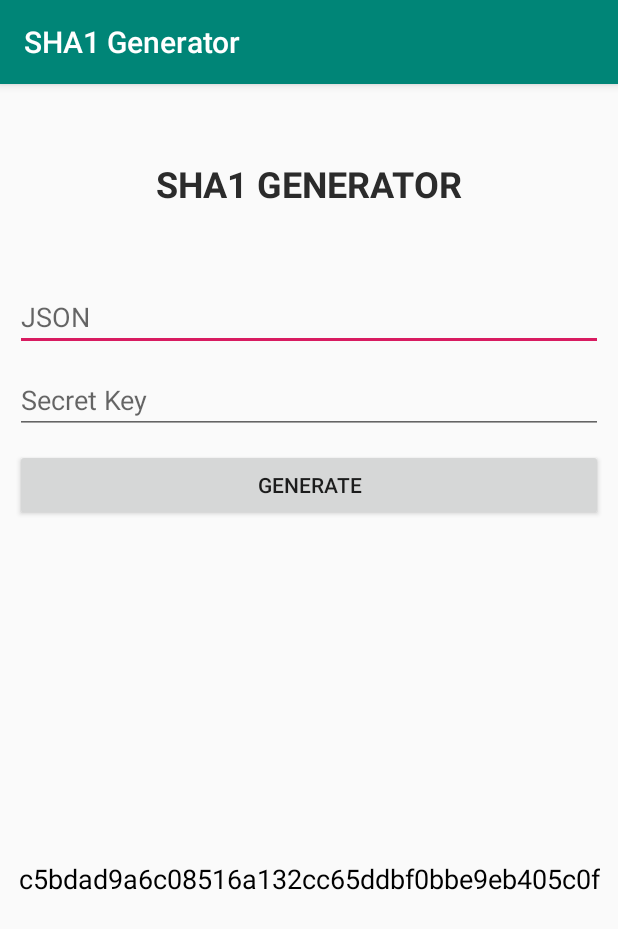
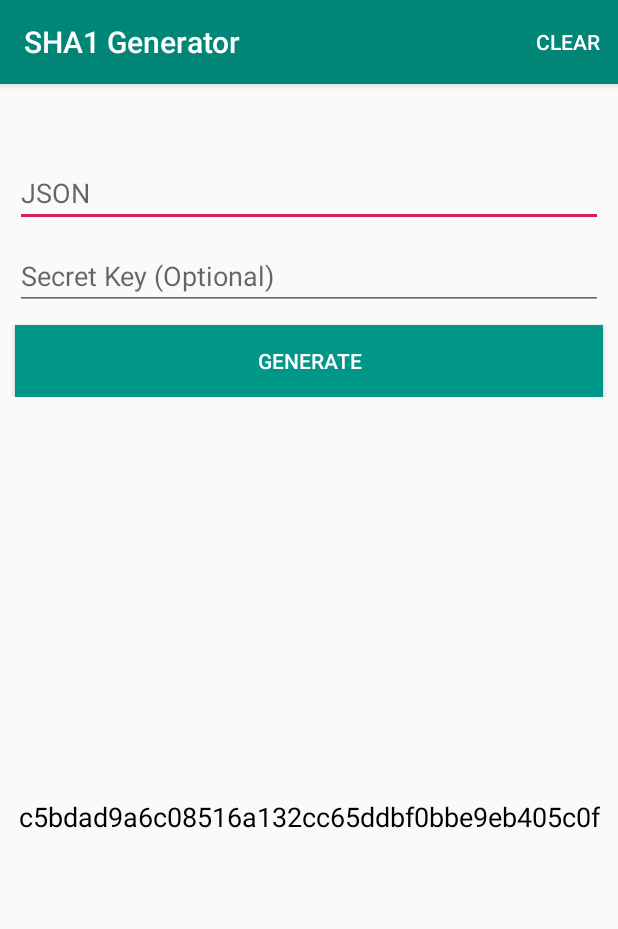
Before and after one commit to YeLinhAung/SHA1-Generator, an Android app: the screen it shows after launch (MainActivity), after a tap on "GENERATE", on a phone screen of 412 x 824 dp. Shown: the top 929 px of the screen. Run offline under Robolectric (Android 15) with nearby library versions, the phone set to English and light mode, and no system bars.

Commit message:
generator fully finished

```diff
--- a/app/src/main/java/com/example/sha1generator/MainActivity.kt
+++ b/app/src/main/java/com/example/sha1generator/MainActivity.kt
@@ -1,7 +1,10 @@
 package com.example.sha1generator
 
 import android.os.Bundle
+import android.view.Menu
+import android.view.MenuItem
 import android.view.WindowManager
+import android.widget.Toast
 import androidx.appcompat.app.AppCompatActivity
 import com.google.gson.GsonBuilder
 import kotlinx.android.synthetic.main.activity_main.*
@@ -25,32 +28,63 @@ class MainActivity : AppCompatActivity() {
 
     }
 
+    override fun onCreateOptionsMenu(menu: Menu?): Boolean {
+        val inflater = menuInflater
+        inflater.inflate(R.menu.menu, menu)
+        return true
+    }
+
+    override fun onOptionsItemSelected(item: MenuItem): Boolean {
+
+        when (item.itemId) {
+            R.id.clearMenu -> clearTexts()
+        }
+        return true
+    }
+
     private fun setUpUI(){
         window.setSoftInputMode(WindowManager.LayoutParams.SOFT_INPUT_ADJUST_PAN)
         window.setSoftInputMode(WindowManager.LayoutParams.SOFT_INPUT_STATE_ALWAYS_HIDDEN)
     }
 
     private fun catchEvent(){
-        btnGenerate.setOnClickListener { generateSign() }
+
+        btnGenerate.setOnClickListener {
+            tvSign.text = "Sign"
+            generateSign()
+        }
+
     }
 
     private fun generateSign(){
 
-        val jsonStr = getJsonFromObject(PaymentChannelRequest())
+        var jsonStr: String = if (edtJsonString.text.isNotBlank()){
+            edtJsonString.text.toString()
+        } else{
+            getJsonFromObject(PaymentChannelRequest()).also {
+                Toast.makeText(this, "Generated by default object", Toast.LENGTH_LONG).show()
+            }
+        }
+
+        try {
             val queryStr = getQueryString(jsonStr)
 
+            var secretKey = edtSecretKey.text.toString()
+            if (secretKey.isNullOrBlank()) secretKey = staticSecretKey
+
             val mac = Mac.getInstance("HmacSHA1")
-        val secret = SecretKeySpec(staticSecretKey.toByteArray(), mac.algorithm)
+            val secret = SecretKeySpec(secretKey.toByteArray(), mac.algorithm)
             mac.init(secret)
             val bytes = mac.doFinal(queryStr.toByteArray())
             val sign = bytesToHex(bytes)
 
             showSign(sign.toString())
-
+        }
+        catch (e: Exception){
+            Toast.makeText(this, e.localizedMessage, Toast.LENGTH_LONG).show()
+            edtJsonString.text.clear()
         }
 
-    private fun showSign(sign: String) {
-        tvSign.text = sign
     }
 
     private fun bytesToHex(hashInBytes: ByteArray): String? {
@@ -89,4 +123,15 @@ class MainActivity : AppCompatActivity() {
         return sb.toString()
     }
 
+    private fun showSign(sign: String) {
+        tvSign.text = sign
     }
+
+    private fun clearTexts(){
+        edtJsonString.text.clear()
+        edtSecretKey.text.clear()
+        tvSign.text = "Sign"
+        Toast.makeText(this, "Texts cleared", Toast.LENGTH_LONG).show()
+    }
+
+}
--- a/app/src/main/res/layout/activity_main.xml
+++ b/app/src/main/res/layout/activity_main.xml
@@ -1,25 +1,20 @@
 <?xml version="1.0" encoding="utf-8"?>
-<androidx.constraintlayout.widget.ConstraintLayout xmlns:android="http://schemas.android.com/apk/res/android"
+<androidx.constraintlayout.widget.ConstraintLayout
+    xmlns:android="http://schemas.android.com/apk/res/android"
     xmlns:app="http://schemas.android.com/apk/res-auto"
     xmlns:tools="http://schemas.android.com/tools"
     android:layout_width="match_parent"
     android:layout_height="match_parent"
     tools:context=".MainActivity">
 
-    <TextView
-        android:id="@+id/textView"
-        android:layout_width="wrap_content"
+    <androidx.constraintlayout.widget.ConstraintLayout
+        android:id="@+id/constraintLayout"
+        android:layout_width="match_parent"
         android:layout_height="wrap_content"
-        android:layout_marginLeft="10dp"
         android:layout_marginTop="50dp"
-        android:layout_marginRight="10dp"
-        android:text="SHA1 GENERATOR"
-        android:textColor="#2B2B2B"
-        android:textSize="24sp"
-        android:textStyle="bold"
         app:layout_constraintLeft_toLeftOf="parent"
         app:layout_constraintRight_toRightOf="parent"
-        app:layout_constraintTop_toTopOf="parent" />
+        app:layout_constraintTop_toTopOf="parent">
 
         <EditText
             android:id="@+id/edtJsonString"
@@ -28,15 +23,15 @@
             android:layout_height="wrap_content"
             android:layout_marginStart="10dp"
             android:layout_marginLeft="10dp"
-        android:layout_marginTop="50dp"
             android:layout_marginEnd="10dp"
             android:layout_marginRight="10dp"
             android:ems="10"
             android:hint="JSON"
-        android:inputType="textPersonName"
+            android:inputType="textMultiLine|text"
+            android:singleLine="false"
             app:layout_constraintEnd_toEndOf="parent"
             app:layout_constraintStart_toStartOf="parent"
-        app:layout_constraintTop_toBottomOf="@+id/textView" />
+            app:layout_constraintTop_toTopOf="parent" />
 
         <EditText
             android:id="@+id/edtSecretKey"
@@ -48,8 +43,8 @@
             android:layout_marginEnd="10dp"
             android:layout_marginRight="10dp"
             android:ems="10"
-        android:hint="Secret Key"
-        android:inputType="textPersonName"
+            android:hint="Secret Key (Optional)"
+            android:inputType="text"
             app:layout_constraintEnd_toEndOf="parent"
             app:layout_constraintStart_toStartOf="parent"
             app:layout_constraintTop_toBottomOf="@+id/edtJsonString" />
@@ -63,19 +58,23 @@
             android:layout_marginTop="10dp"
             android:layout_marginEnd="10dp"
             android:layout_marginRight="10dp"
+            android:background="#009688"
             android:text="Generate"
+            android:textColor="#FFFFFF"
             app:layout_constraintEnd_toEndOf="parent"
             app:layout_constraintStart_toStartOf="parent"
             app:layout_constraintTop_toBottomOf="@+id/edtSecretKey" />
+
+    </androidx.constraintlayout.widget.ConstraintLayout>
 
     <TextView
         android:id="@+id/tvSign"
         android:layout_width="wrap_content"
         android:layout_height="wrap_content"
-        android:layout_marginStart="10dp"
-        android:layout_marginLeft="10dp"
-        android:layout_marginEnd="10dp"
-        android:layout_marginRight="10dp"
+        android:layout_marginStart="50dp"
+        android:layout_marginLeft="50dp"
+        android:layout_marginEnd="50dp"
+        android:layout_marginRight="50dp"
         android:text="Sign"
         android:textColor="#000000"
         android:textIsSelectable="true"
@@ -83,6 +82,6 @@
         app:layout_constraintBottom_toBottomOf="parent"
         app:layout_constraintEnd_toEndOf="parent"
         app:layout_constraintStart_toStartOf="parent"
-        app:layout_constraintTop_toBottomOf="@+id/btnGenerate" />
+        app:layout_constraintTop_toBottomOf="@+id/constraintLayout" />
 
 </androidx.constraintlayout.widget.ConstraintLayout>
--- /dev/null
+++ b/app/src/main/res/menu/menu.xml
@@ -0,0 +1,9 @@
+<?xml version="1.0" encoding="utf-8"?>
+<menu xmlns:android="http://schemas.android.com/apk/res/android"
+    xmlns:app="http://schemas.android.com/apk/res-auto">
+
+    <item android:id="@+id/clearMenu"
+        android:title="CLEAR"
+        app:showAsAction="always"/>
+
+</menu>
--- a/app/src/main/res/mipmap-anydpi-v26/ic_launcher.xml
+++ b/app/src/main/res/mipmap-anydpi-v26/ic_launcher.xml
@@ -1,5 +1,5 @@
 <?xml version="1.0" encoding="utf-8"?>
 <adaptive-icon xmlns:android="http://schemas.android.com/apk/res/android">
-    <background android:drawable="@drawable/ic_launcher_background" />
-    <foreground android:drawable="@drawable/ic_launcher_foreground" />
+    <background android:drawable="@color/ic_launcher_background"/>
+    <foreground android:drawable="@drawable/ic_launcher_foreground"/>
 </adaptive-icon>
--- a/app/src/main/res/mipmap-anydpi-v26/ic_launcher_round.xml
+++ b/app/src/main/res/mipmap-anydpi-v26/ic_launcher_round.xml
@@ -1,5 +1,5 @@
 <?xml version="1.0" encoding="utf-8"?>
 <adaptive-icon xmlns:android="http://schemas.android.com/apk/res/android">
-    <background android:drawable="@drawable/ic_launcher_background" />
-    <foreground android:drawable="@drawable/ic_launcher_foreground" />
+    <background android:drawable="@color/ic_launcher_background"/>
+    <foreground android:drawable="@drawable/ic_launcher_foreground"/>
 </adaptive-icon>
--- /dev/null
+++ b/app/src/main/res/values/ic_launcher_background.xml
@@ -0,0 +1,4 @@
+<?xml version="1.0" encoding="utf-8"?>
+<resources>
+    <color name="ic_launcher_background">#558EFF</color>
+</resources>
```
Also changed, not shown: app/src/main/res/drawable/ic_launcher_foreground.xml (added, +13 -0 lines), app/src/main/ic_launcher-web.png (added), app/src/main/res/mipmap-hdpi/ic_launcher.png, app/src/main/res/mipmap-hdpi/ic_launcher_round.png, app/src/main/res/mipmap-mdpi/ic_launcher.png, app/src/main/res/mipmap-mdpi/ic_launcher_round.png, app/src/main/res/mipmap-xhdpi/ic_launcher.png, app/src/main/res/mipmap-xhdpi/ic_launcher_round.png, app/src/main/res/mipmap-xxhdpi/ic_launcher.png, app/src/main/res/mipmap-xxhdpi/ic_launcher_round.png, app/src/main/res/mipmap-xxxhdpi/ic_launcher.png, app/src/main/res/mipmap-xxxhdpi/ic_launcher_round.png. Lines whose indentation alone changed are shown as unchanged.
